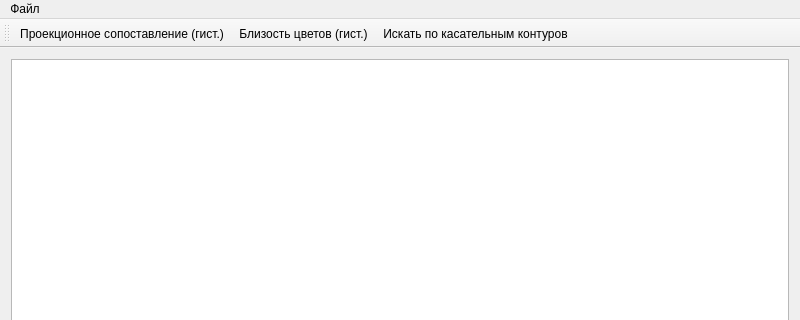
andrew-k-21-12/aioi3, file mainwindow.ui: the form before one commit; both pictures show x 0 to 800 and y 0 to 320 of the 800 by 600 pixel window.
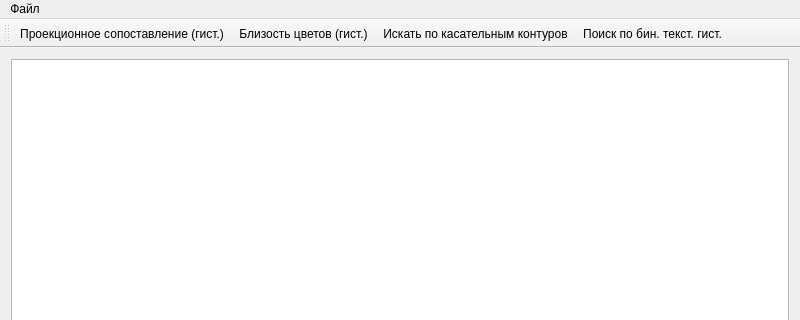
The form after the commit.

Commit message: Prepared textures

```diff
--- a/mainwindow.ui
+++ b/mainwindow.ui
@@ -45,6 +45,7 @@
    <addaction name="actionColorHistogram"/>
    <addaction name="actionShapeHistogramDistance"/>
    <addaction name="actionTangentHistSearch"/>
+   <addaction name="actionBinaryTextureSearch"/>
   </widget>
   <action name="actionColorHistogram">
    <property name="text">
@@ -72,6 +73,14 @@
     <string>Ctrl+K</string>
    </property>
   </action>
+  <action name="actionBinaryTextureSearch">
+   <property name="text">
+    <string>Поиск по бин. текст. гист.</string>
+   </property>
+   <property name="shortcut">
+    <string>Ctrl+B</string>
+   </property>
+  </action>
  </widget>
  <layoutdefault spacing="6" margin="11"/>
  <resources/>
```
The commit also changes 3 other files.
